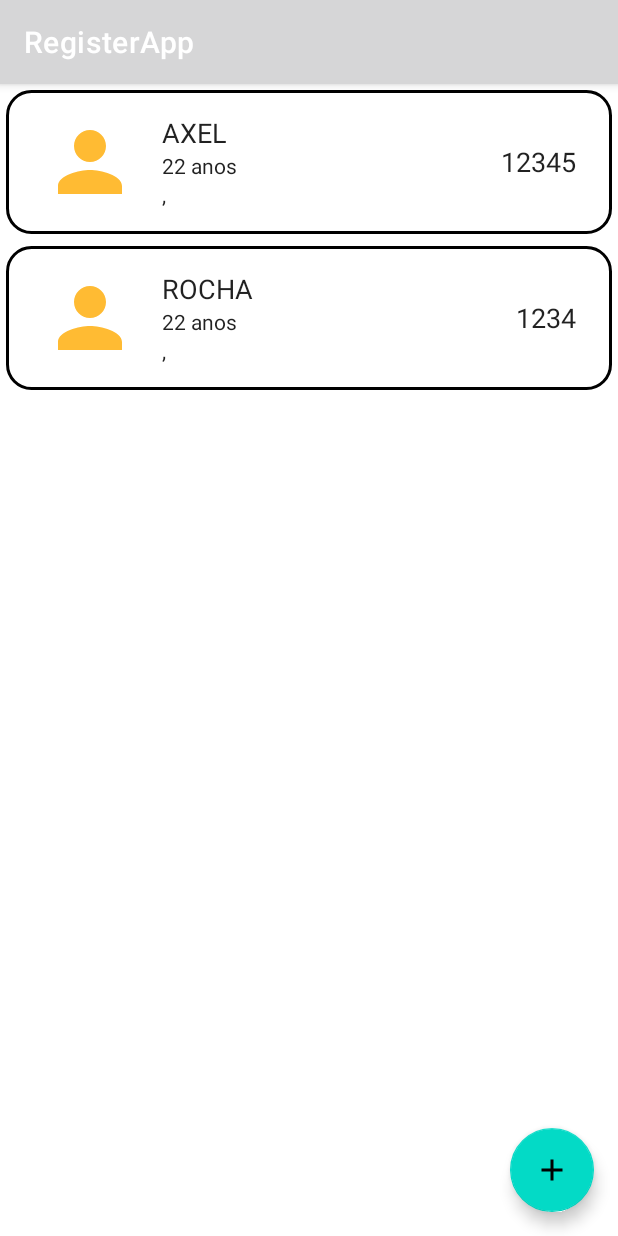
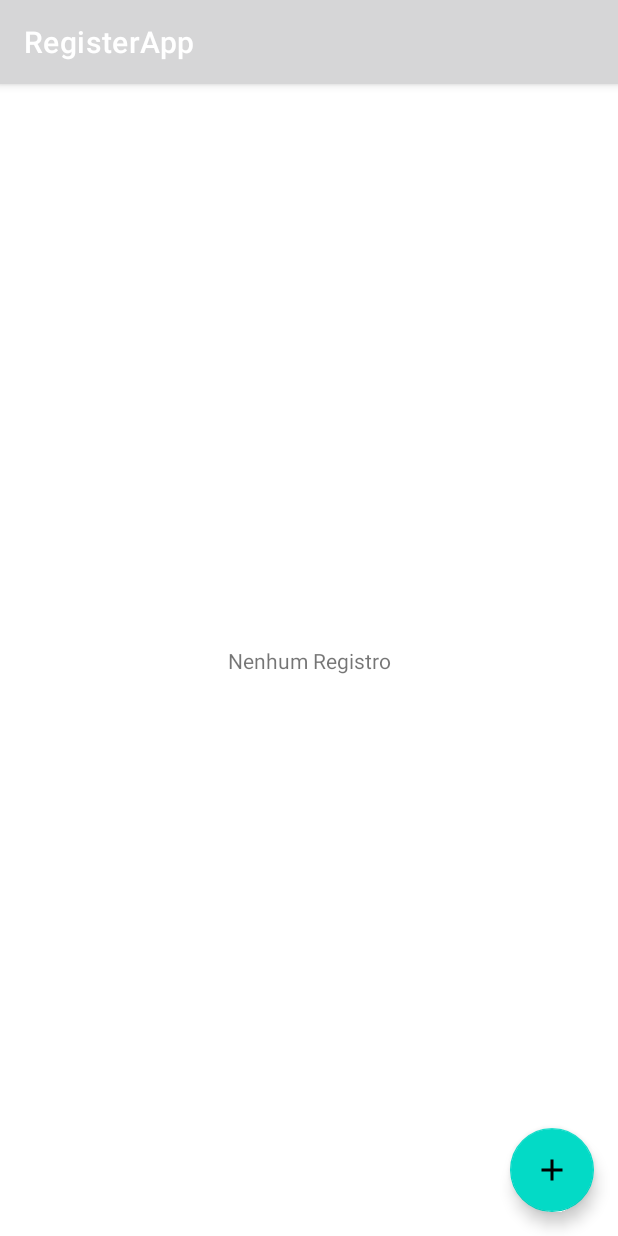
Before and after one commit to AxelRocha/RegisterApp, an Android app: the screen it shows after launch (RegisteredListActivity), on a phone screen of 412 x 824 dp. Run offline under Robolectric (Android 15) with nearby library versions, the phone set to English and light mode, and no system bars; our stand-ins replace Room's generated code.

Commit message:
code cleaning

```diff
--- a/app/src/main/java/com/example/registerapp/database/RegisterRepository.java
+++ b/app/src/main/java/com/example/registerapp/database/RegisterRepository.java
@@ -1,6 +1,4 @@
 package com.example.registerapp.database;
-
-import android.content.Context;
 
 import androidx.lifecycle.LiveData;
 
--- a/app/src/main/java/com/example/registerapp/database/RegisterRoomDatabase.java
+++ b/app/src/main/java/com/example/registerapp/database/RegisterRoomDatabase.java
@@ -2,11 +2,9 @@ package com.example.registerapp.database;
 
 import android.content.Context;
 
-import androidx.annotation.NonNull;
 import androidx.room.Database;
 import androidx.room.Room;
 import androidx.room.RoomDatabase;
-import androidx.sqlite.db.SupportSQLiteDatabase;
 
 import com.example.registerapp.model.PersonalData;
 
@@ -31,28 +29,11 @@ public abstract class RegisterRoomDatabase extends RoomDatabase {
                 if (INSTANCE == null) {
                     INSTANCE = Room.databaseBuilder(context.getApplicationContext(),
                             RegisterRoomDatabase.class, "word_database")
-                            .addCallback(sRoomDatabaseCallback)
+                            //.addCallback(sRoomDatabaseCallback)
                             .build();
                 }
             }
         }
         return INSTANCE;
     }
-
-    private static RoomDatabase.Callback sRoomDatabaseCallback = new RoomDatabase.Callback() {
-        @Override
-        public void onOpen(@NonNull SupportSQLiteDatabase db) {
-            super.onOpen(db);
-
-            databaseWriteExecutor.execute(() -> {
-                DataDao dao = INSTANCE.dataDao();
-                dao.deleteAllPersonalData();
-
-                PersonalData personalData = new PersonalData("Axel", 22,"12345","99999999", "", "","", "");
-                dao.insertPersonalData(personalData);
-                personalData = new PersonalData("Rocha", 22,"1234","99999999", "", "","", "");
-                dao.insertPersonalData(personalData);
-            });
-        }
-    };
 }
--- a/app/src/main/java/com/example/registerapp/ui/addregister/AddRegisterPresenter.java
+++ b/app/src/main/java/com/example/registerapp/ui/addregister/AddRegisterPresenter.java
@@ -1,7 +1,4 @@
 package com.example.registerapp.ui.addregister;
-
-import android.util.Log;
-import android.util.Patterns;
 
 import com.example.registerapp.database.DataDao;
 import com.example.registerapp.database.RegisterRepository;
@@ -9,7 +6,6 @@ import com.example.registerapp.model.Address;
 import com.example.registerapp.model.PersonalData;
 import com.example.registerapp.network.GetDataService;
 import com.example.registerapp.network.RetrofitClientInstance;
-import com.example.registerapp.ui.registerlist.RegisterListContract;
 import com.example.registerapp.utils.Constants;
 
 import java.util.regex.Pattern;
--- a/app/src/main/java/com/example/registerapp/ui/registerlist/RegisterListAdapter.java
+++ b/app/src/main/java/com/example/registerapp/ui/registerlist/RegisterListAdapter.java
@@ -85,10 +85,10 @@ public class RegisterListAdapter extends RecyclerView.Adapter<RegisterListAdapte
         public ViewHolder(View view){
             super(view);
             this.mView = view;
-            this.nameTextView = (TextView) view.findViewById(R.id.nameTextView);
-            this.ageTextView = (TextView) view.findViewById(R.id.ageTextView);
-            this.locationTextView = (TextView) view.findViewById(R.id.locationTextView);
-            this.phoneTextView = (TextView) view.findViewById(R.id.phoneTextView);
+            this.nameTextView = view.findViewById(R.id.nameTextView);
+            this.ageTextView = view.findViewById(R.id.ageTextView);
+            this.locationTextView = view.findViewById(R.id.locationTextView);
+            this.phoneTextView = view.findViewById(R.id.phoneTextView);
         }
     }
 }
```
